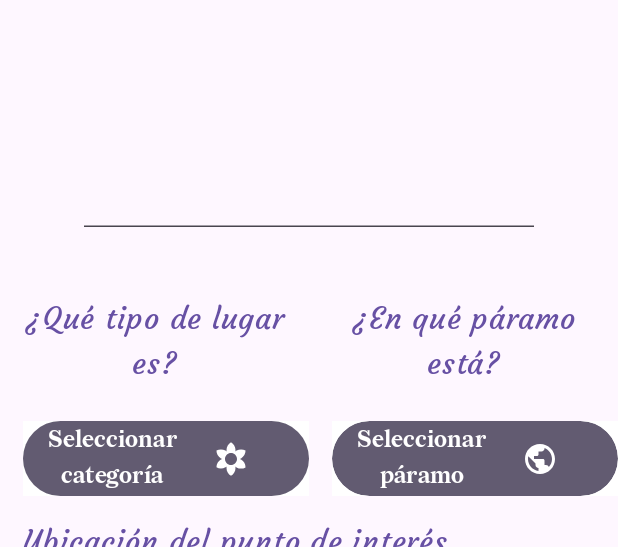
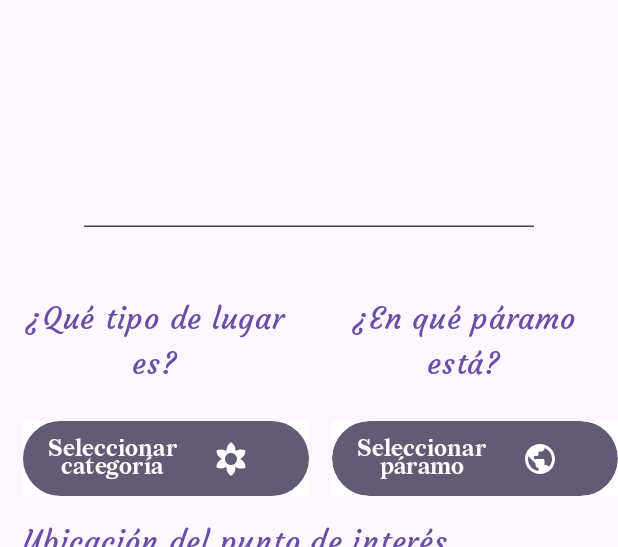
Before and after one commit to LDev3D/TrochandoParamo, an Android app built with Jetpack Compose: the AddNewPlaceScreen screen opened through its navigation route, scrolled down 527 dp, on a phone screen of 412 x 824 dp, the part 105-652 px from its top. Run offline under Robolectric (Android 15) with nearby library versions, the phone set to English and light mode, and no system bars; our stand-ins replace window size class; libraries missing offline, so code that uses them is left out: com.example.compose, org.osmdroid.config, org.osmdroid.tileprovider, org.osmdroid.util, org.osmdroid.views; 8 statements that could not run were skipped.

Commit message:
DONE: A first release of the APP is finished. :)

```diff
--- a/app/src/main/java/com/example/trochandoparamo/AddNewPlace.kt
+++ b/app/src/main/java/com/example/trochandoparamo/AddNewPlace.kt
@@ -325,8 +325,9 @@ fun ZoneDropdownMenu(
                     },
                     fontSize = 15.sp,
                     fontFamily = MaterialTheme.typography.labelMedium.fontFamily,
+                    lineHeight = 12.sp,
                     textAlign = TextAlign.Center,
-                    modifier = Modifier.weight(1f)
+                    modifier = Modifier.weight(1f).padding(dimensionResource(R.dimen.small_padding))
                 )
                 Icon(
                     painter = painterResource(icon),
@@ -413,9 +414,10 @@ fun CatDropdownMenu(
                         uiState.placeHolderCategory.nameOfCat
                     },
                     fontSize = 15.sp,
+                    lineHeight = 12.sp,
                     fontFamily = MaterialTheme.typography.labelMedium.fontFamily,
                     textAlign = TextAlign.Center,
-                    modifier = Modifier.weight(1f)
+                    modifier = Modifier.weight(1f).padding(dimensionResource(R.dimen.small_padding))
                 )
                 Icon(
                     painter = painterResource(icon),
--- a/app/src/main/java/com/example/trochandoparamo/ui/theme/Shape.kt
+++ b/app/src/main/java/com/example/trochandoparamo/ui/theme/Shape.kt
@@ -11,5 +11,6 @@ import androidx.compose.ui.unit.dp
 val RoundedShapes = Shapes(
     small = RoundedCornerShape(50.dp),
     medium = RoundedCornerShape(bottomStart = 16.dp, topEnd = 16.dp),
-    large = RoundedCornerShape(topStart = 20.dp, topEnd = 20.dp, bottomStart = 0.dp, bottomEnd = 0.dp)
+    large = RoundedCornerShape(topStart = 20.dp, topEnd = 20.dp, bottomStart = 0.dp, bottomEnd = 0.dp),
+    extraLarge = RoundedCornerShape(topStart = 25.dp, bottomEnd = 25.dp)
 )
--- a/app/src/main/res/values/dimen.xml
+++ b/app/src/main/res/values/dimen.xml
@@ -8,6 +8,8 @@
     <dimen name="very_small_padding">2.dp</dimen>
     <dimen name="dropdown_menu_x">300.dp</dimen>
     <dimen name="dropdown_menu_y">50.dp</dimen>
+    <dimen name="main_filter_image">200.dp</dimen>
+    <dimen name="main_filter_btn">300.dp</dimen>
     <dimen name="filter_image">200.dp</dimen>
     <dimen name="list_item_image">150.dp</dimen>
     <dimen name="button_elevation">8.dp</dimen>
```
Also changed, not shown: app/src/main/java/com/example/trochandoparamo/TrochandoApp.kt (+10 -9 lines).
